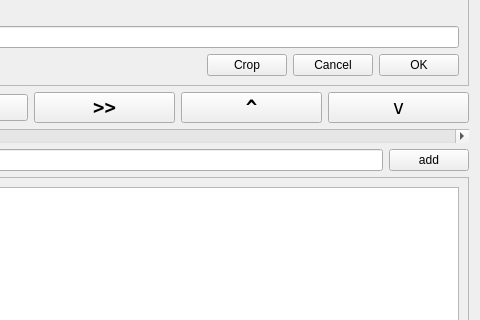
The window that client/rrplayer.ui (frans-fuerst/music_scheduler) describes before a commit, drawn with Qt 5; both pictures show x 271 to 751 and y 221 to 541 of the 751 by 1028 pixel window.
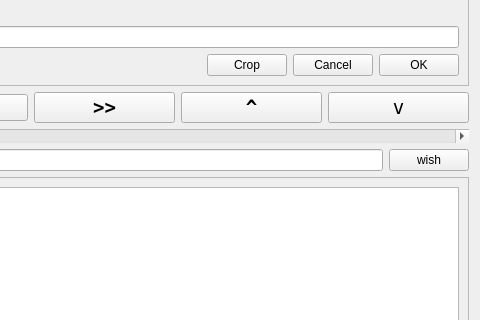
The same window after the commit.

Commit message: search/wish/schedule items

What changed in the file:
```diff
--- a/client/rrplayer.ui
+++ b/client/rrplayer.ui
@@ -324,7 +324,7 @@
        <item>
         <widget class="QPushButton" name="pb_add">
          <property name="text">
-          <string>add</string>
+          <string>wish</string>
          </property>
         </widget>
        </item>
```
Left out of the diff: 4 changed lines with no effect on the pictures. The commit also changes 4 other files.
